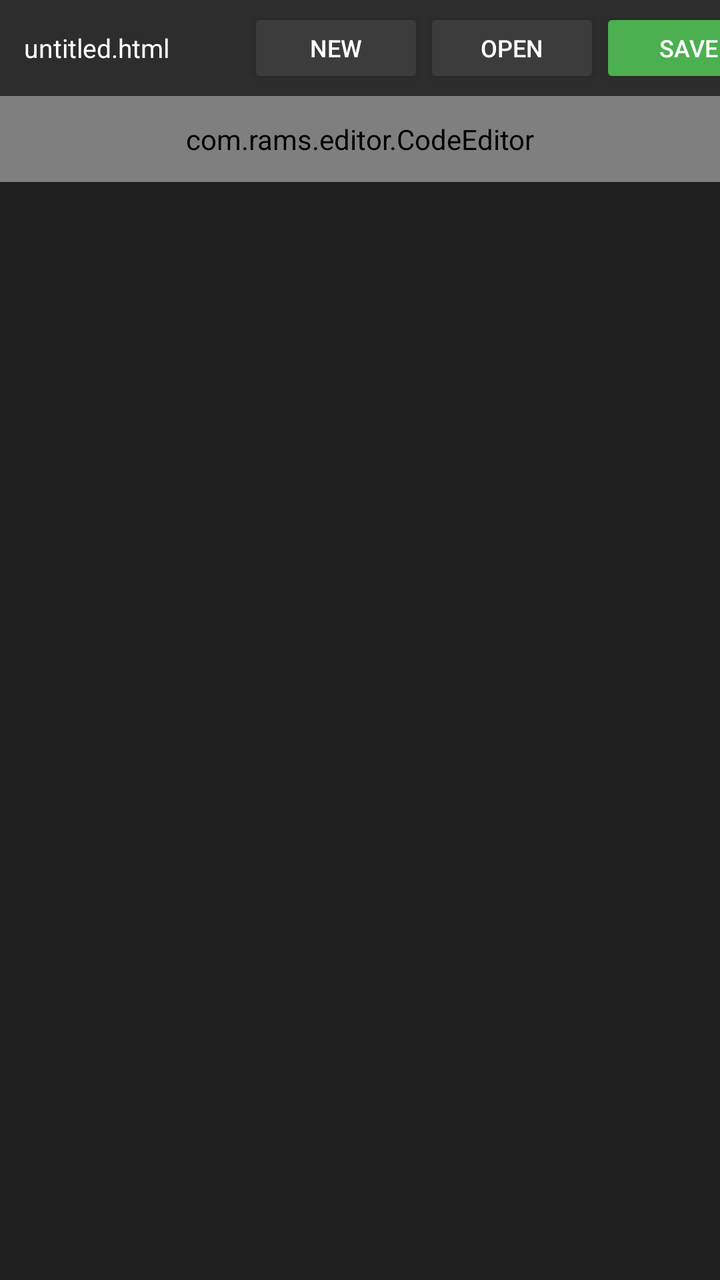
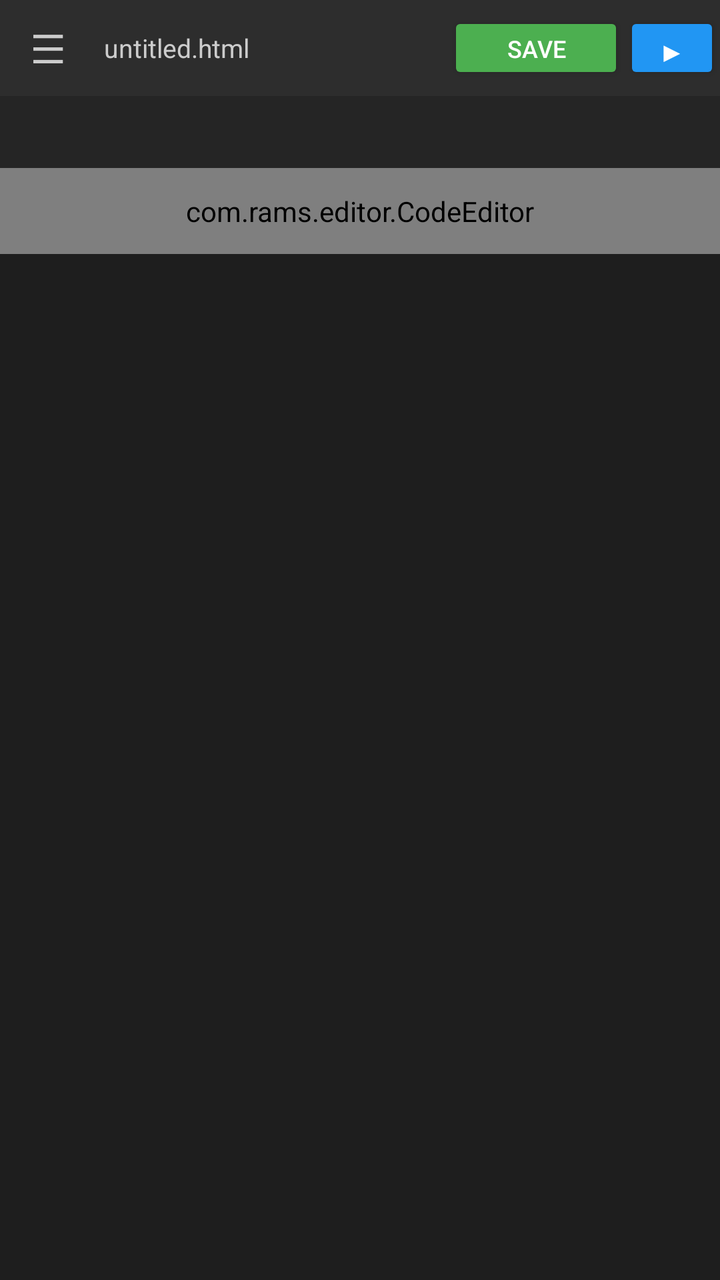

Before-and-after screenshots of an Android layout around one commit, followed by the original layout XML and the change that was made.
<!-- AndroidManifest.xml: application theme Theme.AppCompat.DayNight.NoActionBar -->
<!-- res/layout/activity_main.xml -->
<?xml version="1.0" encoding="utf-8"?>
<androidx.constraintlayout.widget.ConstraintLayout
    xmlns:android="http://schemas.android.com/apk/res/android"
    xmlns:app="http://schemas.android.com/apk/res-auto"
    android:layout_width="match_parent"
    android:layout_height="match_parent"
    android:background="#1E1E1E">

    <HorizontalScrollView
        android:id="@+id/toolbar"
        android:layout_width="0dp"
        android:layout_height="48dp"
        android:background="#2D2D2D"
        android:scrollbars="none"
        app:layout_constraintTop_toTopOf="parent"
        app:layout_constraintStart_toStartOf="parent"
        app:layout_constraintEnd_toEndOf="parent">

        <LinearLayout
            android:layout_width="wrap_content"
            android:layout_height="match_parent"
            android:orientation="horizontal"
            android:padding="4dp">

            <TextView
                android:id="@+id/fileName"
                android:layout_width="120dp"
                android:layout_height="match_parent"
                android:text="untitled.html"
                android:textColor="#FFFFFF"
                android:textSize="13sp"
                android:gravity="center_vertical"
                android:paddingStart="8dp"/>

            <Button
                android:id="@+id/btnNew"
                android:layout_width="wrap_content"
                android:layout_height="match_parent"
                android:text="New"
                android:textSize="12sp"
                android:backgroundTint="#3C3C3C"
                android:textColor="#FFFFFF"/>

            <Button
                android:id="@+id/btnOpen"
                android:layout_width="wrap_content"
                android:layout_height="match_parent"
                android:text="Open"
                android:textSize="12sp"
                android:backgroundTint="#3C3C3C"
                android:textColor="#FFFFFF"/>

            <Button
                android:id="@+id/btnSave"
                android:layout_width="wrap_content"
                android:layout_height="match_parent"
                android:text="Save"
                android:textSize="12sp"
                android:backgroundTint="#4CAF50"
                android:textColor="#FFFFFF"/>

            <Button
                android:id="@+id/btnRun"
                android:layout_width="wrap_content"
                android:layout_height="match_parent"
                android:text="▶"
                android:textSize="16sp"
                android:backgroundTint="#2196F3"
                android:textColor="#FFFFFF"/>

        </LinearLayout>

    </HorizontalScrollView>

    <ScrollView
        android:id="@+id/scrollView"
        android:layout_width="0dp"
        android:layout_height="0dp"
        app:layout_constraintTop_toBottomOf="@id/toolbar"
        app:layout_constraintBottom_toBottomOf="parent"
        app:layout_constraintStart_toStartOf="parent"
        app:layout_constraintEnd_toEndOf="parent">

        <com.rams.editor.CodeEditor
            android:id="@+id/codeEditor"
            android:layout_width="match_parent"
            android:layout_height="wrap_content"
            android:padding="12dp"
            android:textColor="#D4D4D4"
            android:textSize="14sp"
            android:background="#1E1E1E"
            android:fontFamily="monospace"
            android:inputType="textMultiLine|textNoSuggestions"
            android:gravity="top"/>

    </ScrollView>

</androidx.constraintlayout.widget.ConstraintLayout>
<!-- resources referenced by this layout -->
<resources>

</resources>

<!-- the commit's change to res/layout/activity_main.xml (unified diff, before → after) -->
@@ -1,98 +1,200 @@
 <?xml version="1.0" encoding="utf-8"?>
-<androidx.constraintlayout.widget.ConstraintLayout
+<androidx.drawerlayout.widget.DrawerLayout
     xmlns:android="http://schemas.android.com/apk/res/android"
     xmlns:app="http://schemas.android.com/apk/res-auto"
+    android:id="@+id/drawerLayout"
     android:layout_width="match_parent"
-    android:layout_height="match_parent"
-    android:background="#1E1E1E">
-
-    <HorizontalScrollView
-        android:id="@+id/toolbar"
-        android:layout_width="0dp"
-        android:layout_height="48dp"
-        android:background="#2D2D2D"
-        android:scrollbars="none"
-        app:layout_constraintTop_toTopOf="parent"
-        app:layout_constraintStart_toStartOf="parent"
-        app:layout_constraintEnd_toEndOf="parent">
-
+    android:layout_height="match_parent">
+
+    
+    <LinearLayout
+        android:layout_width="match_parent"
+        android:layout_height="match_parent"
+        android:orientation="vertical"
+        android:background="#1E1E1E">
+
+        
         <LinearLayout
-            android:layout_width="wrap_content"
-            android:layout_height="match_parent"
+            android:id="@+id/toolbar"
+            android:layout_width="match_parent"
+            android:layout_height="48dp"
+            android:background="#2D2D2D"
             android:orientation="horizontal"
-            android:padding="4dp">
-
+            android:gravity="center_vertical">
+
+            
+            <TextView
+                android:id="@+id/btnMenu"
+                android:layout_width="48dp"
+                android:layout_height="match_parent"
+                android:text="☰"
+                android:textColor="#CCCCCC"
+                android:textSize="20sp"
+                android:gravity="center"/>
+
+            
             <TextView
                 android:id="@+id/fileName"
-                android:layout_width="120dp"
+                android:layout_width="0dp"
                 android:layout_height="match_parent"
+                android:layout_weight="1"
                 android:text="untitled.html"
-                android:textColor="#FFFFFF"
+                android:textColor="#CCCCCC"
                 android:textSize="13sp"
                 android:gravity="center_vertical"
-                android:paddingStart="8dp"/>
-
-            <Button
-                android:id="@+id/btnNew"
-                android:layout_width="wrap_content"
-                android:layout_height="match_parent"
-                android:text="New"
-                android:textSize="12sp"
-                android:backgroundTint="#3C3C3C"
-                android:textColor="#FFFFFF"/>
-
-            <Button
-                android:id="@+id/btnOpen"
-                android:layout_width="wrap_content"
-                android:layout_height="match_parent"
-                android:text="Open"
-                android:textSize="12sp"
-                android:backgroundTint="#3C3C3C"
-                android:textColor="#FFFFFF"/>
-
+                android:paddingStart="4dp"/>
+
+            
             <Button
                 android:id="@+id/btnSave"
                 android:layout_width="wrap_content"
-                android:layout_height="match_parent"
+                android:layout_height="36dp"
                 android:text="Save"
                 android:textSize="12sp"
                 android:backgroundTint="#4CAF50"
                 android:textColor="#FFFFFF"/>
 
+            
             <Button
                 android:id="@+id/btnRun"
+                android:layout_width="48dp"
+                android:layout_height="36dp"
+                android:text="▶"
+                android:textSize="14sp"
+                android:backgroundTint="#2196F3"
+                android:textColor="#FFFFFF"/>
+
+        </LinearLayout>
+
+        
+        <HorizontalScrollView
+            android:id="@+id/tabScrollView"
+            android:layout_width="match_parent"
+            android:layout_height="36dp"
+            android:background="#252525"
+            android:scrollbars="none">
+
+            <LinearLayout
+                android:id="@+id/tabContainer"
                 android:layout_width="wrap_content"
                 android:layout_height="match_parent"
-                android:text="▶"
-                android:textSize="16sp"
-                android:backgroundTint="#2196F3"
-                android:textColor="#FFFFFF"/>
-
-        </LinearLayout>
-
-    </HorizontalScrollView>
-
-    <ScrollView
-        android:id="@+id/scrollView"
-        android:layout_width="0dp"
+                android:orientation="horizontal"/>
+
+        </HorizontalScrollView>
+
+        
+        <ScrollView
+            android:id="@+id/scrollView"
+            android:layout_width="match_parent"
+            android:layout_height="0dp"
+            android:layout_weight="1">
+
+            <com.rams.editor.CodeEditor
+                android:id="@+id/codeEditor"
+                android:layout_width="match_parent"
+                android:layout_height="wrap_content"
+                android:padding="12dp"
+                android:textColor="#D4D4D4"
+                android:textSize="14sp"
+                android:background="#1E1E1E"
+                android:fontFamily="monospace"
+                android:inputType="textMultiLine|textNoSuggestions"
+                android:gravity="top"/>
+
+        </ScrollView>
+
+    </LinearLayout>
+
+    
+    <include
+        layout="@layout/drawer_file_tree"
+        android:layout_width="280dp"
+        android:layout_height="match_parent"
+        android:layout_gravity="start"/>
+
+</androidx.drawerlayout.widget.DrawerLayout>
+<!-- res/layout/drawer_file_tree.xml (included above) -->
+<?xml version="1.0" encoding="utf-8"?>
+<LinearLayout
+    xmlns:android="http://schemas.android.com/apk/res/android"
+    android:layout_width="match_parent"
+    android:layout_height="match_parent"
+    android:orientation="vertical"
+    android:background="#1E1E1E">
+
+    
+    <LinearLayout
+        android:layout_width="match_parent"
+        android:layout_height="48dp"
+        android:orientation="horizontal"
+        android:gravity="center_vertical"
+        android:paddingStart="16dp"
+        android:paddingEnd="8dp"
+        android:background="#252525">
+
+        <TextView
+            android:layout_width="0dp"
+            android:layout_height="wrap_content"
+            android:layout_weight="1"
+            android:text="EXPLORER"
+            android:textColor="#BBBBBB"
+            android:textSize="11sp"
+            android:letterSpacing="0.1"/>
+
+        <TextView
+            android:id="@+id/btnNewFile"
+            android:layout_width="32dp"
+            android:layout_height="32dp"
+            android:text="+"
+            android:textColor="#BBBBBB"
+            android:textSize="20sp"
+            android:gravity="center"/>
+
+        <TextView
+            android:id="@+id/btnNewFolder"
+            android:layout_width="32dp"
+            android:layout_height="32dp"
+            android:text="⊕"
+            android:textColor="#BBBBBB"
+            android:textSize="16sp"
+            android:gravity="center"/>
+
+    </LinearLayout>
+
+    
+    <LinearLayout
+        android:id="@+id/projectHeader"
+        android:layout_width="match_parent"
+        android:layout_height="36dp"
+        android:orientation="horizontal"
+        android:gravity="center_vertical"
+        android:paddingStart="8dp"
+        android:background="#252525">
+
+        <TextView
+            android:id="@+id/projectArrow"
+            android:layout_width="20dp"
+            android:layout_height="wrap_content"
+            android:text="▾"
+            android:textColor="#CCCCCC"
+            android:textSize="12sp"/>
+
+        <TextView
+            android:id="@+id/projectName"
+            android:layout_width="wrap_content"
+            android:layout_height="wrap_content"
+            android:text="MY PROJECT"
+            android:textColor="#CCCCCC"
+            android:textSize="12sp"
+            android:textStyle="bold"/>
+
+    </LinearLayout>
+
+    
+    <androidx.recyclerview.widget.RecyclerView
+        android:id="@+id/fileTreeRecycler"
+        android:layout_width="match_parent"
         android:layout_height="0dp"
-        app:layout_constraintTop_toBottomOf="@id/toolbar"
-        app:layout_constraintBottom_toBottomOf="parent"
-        app:layout_constraintStart_toStartOf="parent"
-        app:layout_constraintEnd_toEndOf="parent">
-
-        <com.rams.editor.CodeEditor
-            android:id="@+id/codeEditor"
-            android:layout_width="match_parent"
-            android:layout_height="wrap_content"
-            android:padding="12dp"
-            android:textColor="#D4D4D4"
-            android:textSize="14sp"
-            android:background="#1E1E1E"
-            android:fontFamily="monospace"
-            android:inputType="textMultiLine|textNoSuggestions"
-            android:gravity="top"/>
-
-    </ScrollView>
-
-</androidx.constraintlayout.widget.ConstraintLayout>
+        android:layout_weight="1"/>
+
+</LinearLayout>
